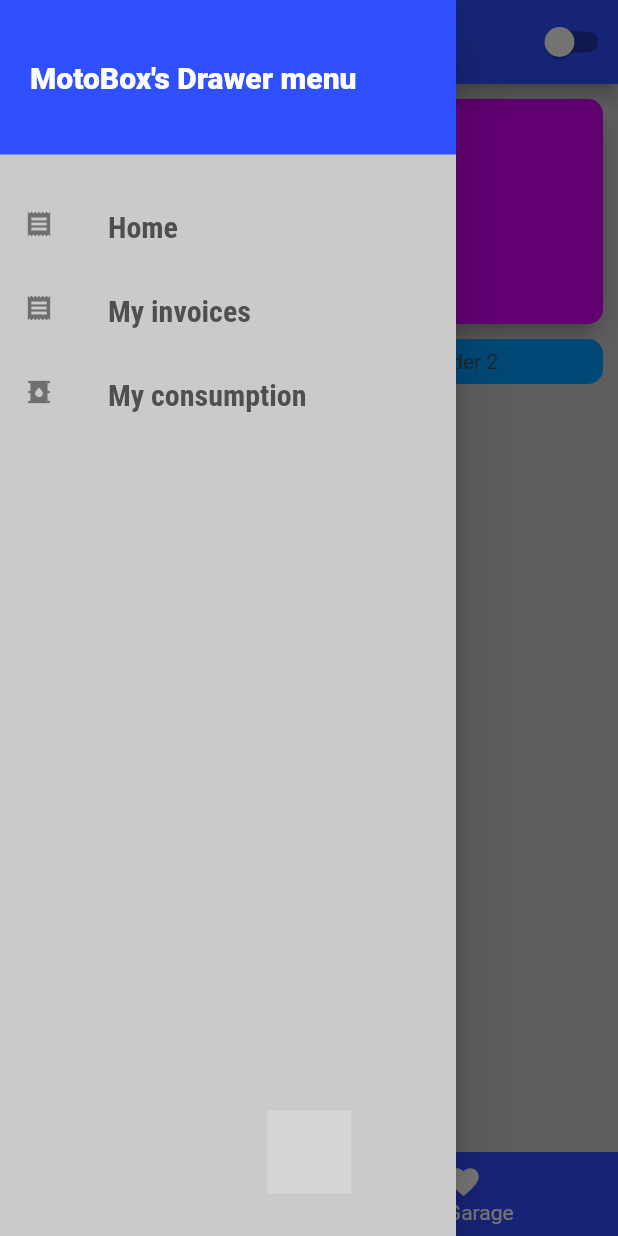
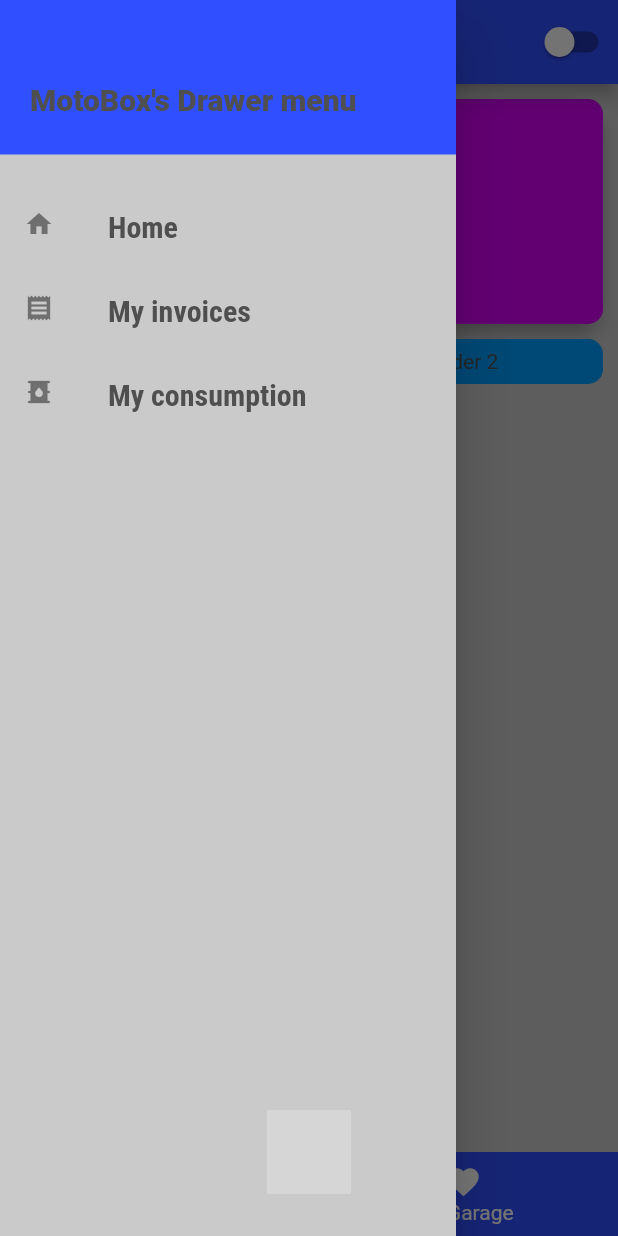
Before and after one commit to Tanguy-tech/BikesApp, a Flutter app: the screen it shows after launch, with the side drawer open, on a phone screen of 412 x 824 dp. Run offline on Flutter 3.47's test engine with Material 2 defaults, Android fonts, the phone set to English and light mode, and no system bars; our stand-ins replace image_picker; missing offline and left inert: cool_dropdown, image_picker_for_web, shared_preferences_web; network calls fail; grey boxes are pictures that could not be loaded.

Commit message:
a bit of re theming

```diff
--- a/lib/main.dart
+++ b/lib/main.dart
@@ -60,7 +60,10 @@ class _MyAppState extends State<MyApp> {
               return Scaffold(
                 appBar: AppBar(
                   elevation: 5,
-                  title: Text(_pages[_index]["title"] as String),
+                  title: Text(
+                    _pages[_index]["title"] as String,
+                    style: theme.myTheme.textTheme.titleLarge,
+                  ),
                   actions: [
                     Switch(
                         onChanged: (value) => theme.toogleTheme(context),
--- a/lib/widgets/app_widgets/main_drawer.dart
+++ b/lib/widgets/app_widgets/main_drawer.dart
@@ -30,16 +30,16 @@ class MainDrawer extends StatelessWidget {
             padding: const EdgeInsets.all(20),
             alignment: Alignment.centerLeft,
             color: Theme.of(context).appBarTheme.backgroundColor,
-            child: const Text(
-              "MotoBox's Drawer menu",
-              style: TextStyle(
-                  color: Colors.white,
-                  fontWeight: FontWeight.w900,
-                  fontSize: 20),
+            child: const Padding(
+              padding: EdgeInsets.only(top: 30),
+              child: Text(
+                "MotoBox's Drawer menu",
+                style: TextStyle(fontWeight: FontWeight.w900, fontSize: 20),
+              ),
             ),
           ),
           const SizedBox(height: 20),
-          buildListTile("Home", Icons.receipt, () {
+          buildListTile("Home", Icons.home, () {
             Navigator.of(context).pushReplacementNamed("/");
           }),
           buildListTile("My invoices", Icons.receipt, () {
```
Also changed, not shown: lib/providers/theme_provider.dart (+55 -20 lines).
